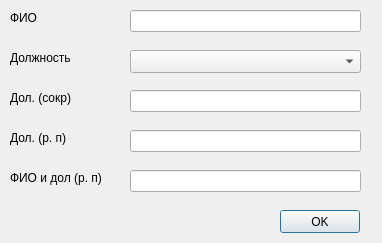
Old version of the form dialogteacher.ui in the repository JmpKey/gendop.
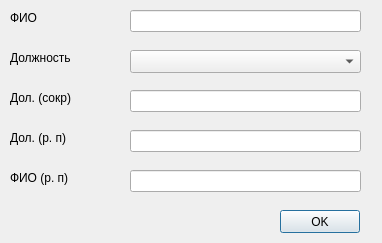
New version of the form.

```diff
--- a/dialogteacher.ui
+++ b/dialogteacher.ui
@@ -92,7 +92,7 @@
     </rect>
    </property>
    <property name="text">
-    <string>ФИО и дол (р. п)</string>
+    <string>ФИО (р. п)</string>
    </property>
   </widget>
   <widget class="QPushButton" name="pb_teacher">
```
